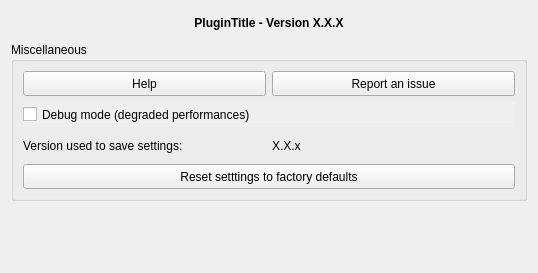
gbd-consult/remote-plugin-installer, file remote_plugin_installer/gui/dlg_settings.ui: the form before one commit.
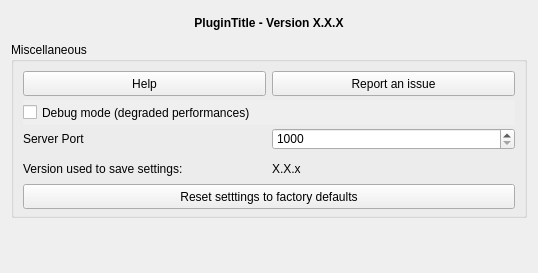
The form after the commit.

Commit message: make port an option

```diff
--- a/remote_plugin_installer/gui/dlg_settings.ui
+++ b/remote_plugin_installer/gui/dlg_settings.ui
@@ -78,119 +78,6 @@
       <bool>false</bool>
      </property>
      <layout class="QGridLayout" name="gridLayout">
-      <item row="2" column="1">
-       <widget class="QLabel" name="lbl_version_saved_value">
-        <property name="minimumSize">
-         <size>
-          <width>0</width>
-          <height>25</height>
-         </size>
-        </property>
-        <property name="maximumSize">
-         <size>
-          <width>16777215</width>
-          <height>30</height>
-         </size>
-        </property>
-        <property name="locale">
-         <locale language="English" country="UnitedStates"/>
-        </property>
-        <property name="text">
-         <string notr="true">X.X.x</string>
-        </property>
-        <property name="textInteractionFlags">
-         <set>Qt::NoTextInteraction</set>
-        </property>
-       </widget>
-      </item>
-      <item row="0" column="1">
-       <widget class="QPushButton" name="btn_report">
-        <property name="minimumSize">
-         <size>
-          <width>200</width>
-          <height>25</height>
-         </size>
-        </property>
-        <property name="maximumSize">
-         <size>
-          <width>500</width>
-          <height>30</height>
-         </size>
-        </property>
-        <property name="locale">
-         <locale language="English" country="UnitedStates"/>
-        </property>
-        <property name="text">
-         <string>Report an issue</string>
-        </property>
-       </widget>
-      </item>
-      <item row="2" column="0">
-       <widget class="QLabel" name="lbl_version_saved">
-        <property name="minimumSize">
-         <size>
-          <width>0</width>
-          <height>25</height>
-         </size>
-        </property>
-        <property name="maximumSize">
-         <size>
-          <width>16777215</width>
-          <height>30</height>
-         </size>
-        </property>
-        <property name="locale">
-         <locale language="English" country="UnitedStates"/>
-        </property>
-        <property name="text">
-         <string>Version used to save settings:</string>
-        </property>
-       </widget>
-      </item>
-      <item row="0" column="0">
-       <widget class="QPushButton" name="btn_help">
-        <property name="minimumSize">
-         <size>
-          <width>200</width>
-          <height>25</height>
-         </size>
-        </property>
-        <property name="maximumSize">
-         <size>
-          <width>500</width>
-          <height>30</height>
-         </size>
-        </property>
-        <property name="locale">
-         <locale language="English" country="UnitedStates"/>
-        </property>
-        <property name="text">
-         <string>Help</string>
-        </property>
-       </widget>
-      </item>
-      <item row="3" column="0" colspan="2">
-       <widget class="QPushButton" name="btn_reset">
-        <property name="minimumSize">
-         <size>
-          <width>200</width>
-          <height>25</height>
-         </size>
-        </property>
-        <property name="maximumSize">
-         <size>
-          <width>16777215</width>
-          <height>30</height>
-         </size>
-        </property>
-        <property name="autoFillBackground">
-         <bool>true</bool>
-        </property>
-        <property name="text">
-         <string>Reset setttings to factory defaults</string>
-        </property>
-       </widget>
-      </item>
       <item row="1" column="0" colspan="2">
        <widget class="QCheckBox" name="opt_debug">
         <property name="minimumSize">
@@ -222,6 +109,136 @@
         </property>
        </widget>
       </item>
+      <item row="0" column="1">
+       <widget class="QPushButton" name="btn_report">
+        <property name="minimumSize">
+         <size>
+          <width>200</width>
+          <height>25</height>
+         </size>
+        </property>
+        <property name="maximumSize">
+         <size>
+          <width>500</width>
+          <height>30</height>
+         </size>
+        </property>
+        <property name="locale">
+         <locale language="English" country="UnitedStates"/>
+        </property>
+        <property name="text">
+         <string>Report an issue</string>
+        </property>
+       </widget>
+      </item>
+      <item row="3" column="1">
+       <widget class="QLabel" name="lbl_version_saved_value">
+        <property name="minimumSize">
+         <size>
+          <width>0</width>
+          <height>25</height>
+         </size>
+        </property>
+        <property name="maximumSize">
+         <size>
+          <width>16777215</width>
+          <height>30</height>
+         </size>
+        </property>
+        <property name="locale">
+         <locale language="English" country="UnitedStates"/>
+        </property>
+        <property name="text">
+         <string notr="true">X.X.x</string>
+        </property>
+        <property name="textInteractionFlags">
+         <set>Qt::NoTextInteraction</set>
+        </property>
+       </widget>
+      </item>
+      <item row="4" column="0" colspan="2">
+       <widget class="QPushButton" name="btn_reset">
+        <property name="minimumSize">
+         <size>
+          <width>200</width>
+          <height>25</height>
+         </size>
+        </property>
+        <property name="maximumSize">
+         <size>
+          <width>16777215</width>
+          <height>30</height>
+         </size>
+        </property>
+        <property name="autoFillBackground">
+         <bool>true</bool>
+        </property>
+        <property name="text">
+         <string>Reset setttings to factory defaults</string>
+        </property>
+       </widget>
+      </item>
+      <item row="0" column="0">
+       <widget class="QPushButton" name="btn_help">
+        <property name="minimumSize">
+         <size>
+          <width>200</width>
+          <height>25</height>
+         </size>
+        </property>
+        <property name="maximumSize">
+         <size>
+          <width>500</width>
+          <height>30</height>
+         </size>
+        </property>
+        <property name="locale">
+         <locale language="English" country="UnitedStates"/>
+        </property>
+        <property name="text">
+         <string>Help</string>
+        </property>
+       </widget>
+      </item>
+      <item row="3" column="0">
+       <widget class="QLabel" name="lbl_version_saved">
+        <property name="minimumSize">
+         <size>
+          <width>0</width>
+          <height>25</height>
+         </size>
+        </property>
+        <property name="maximumSize">
+         <size>
+          <width>16777215</width>
+          <height>30</height>
+         </size>
+        </property>
+        <property name="locale">
+         <locale language="English" country="UnitedStates"/>
+        </property>
+        <property name="text">
+         <string>Version used to save settings:</string>
+        </property>
+       </widget>
+      </item>
+      <item row="2" column="1">
+       <widget class="QSpinBox" name="opt_port">
+        <property name="minimum">
+         <number>1000</number>
+        </property>
+        <property name="maximum">
+         <number>9999</number>
+        </property>
+       </widget>
+      </item>
+      <item row="2" column="0">
+       <widget class="QLabel" name="label">
+        <property name="text">
+         <string>Server Port</string>
+        </property>
+       </widget>
+      </item>
      </layout>
     </widget>
    </item>
```
The commit also changes 3 other files.
